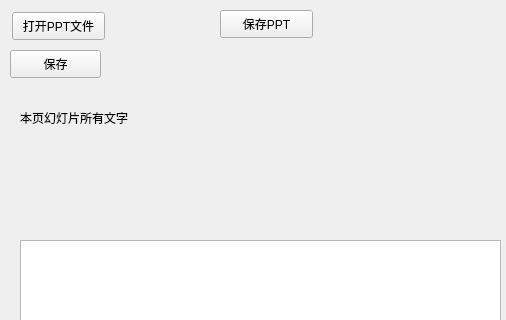
This is src/pptsharingmanager/PptSharing.ui in alan-el/TeacherEnd as Qt 5 draws it before an edit; both pictures show x 0 to 506 and y 0 to 320 of the 1080 by 720 pixel window. The edited form follows.
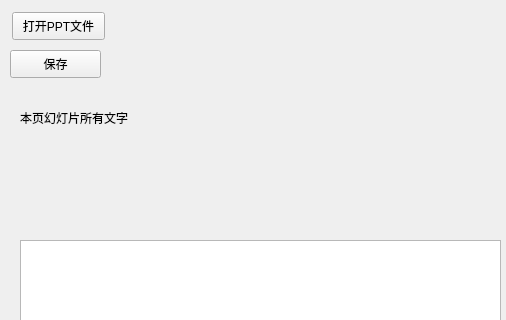
This is the edited form. Icons and pictures are not drawn.

What changed in the file:
```diff
--- a/src/pptsharingmanager/PptSharing.ui
+++ b/src/pptsharingmanager/PptSharing.ui
@@ -254,19 +254,6 @@
     <string>分享文字</string>
    </property>
   </widget>
-  <widget class="QPushButton" name="buttonSavePPT">
-   <property name="geometry">
-    <rect>
-     <x>220</x>
-     <y>10</y>
-     <width>93</width>
-     <height>28</height>
-    </rect>
-   </property>
-   <property name="text">
-    <string>保存PPT</string>
-   </property>
-  </widget>
   <widget class="QPushButton" name="buttonPlay">
    <property name="geometry">
     <rect>
```
Left out of the diff: 7 changed lines with no effect on the pictures.
